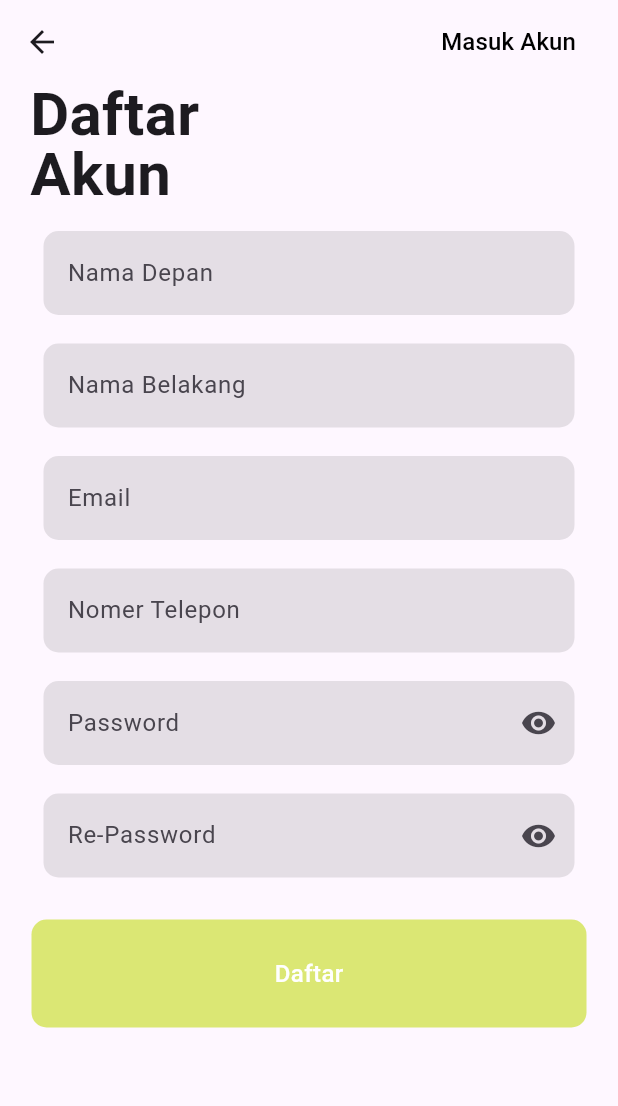
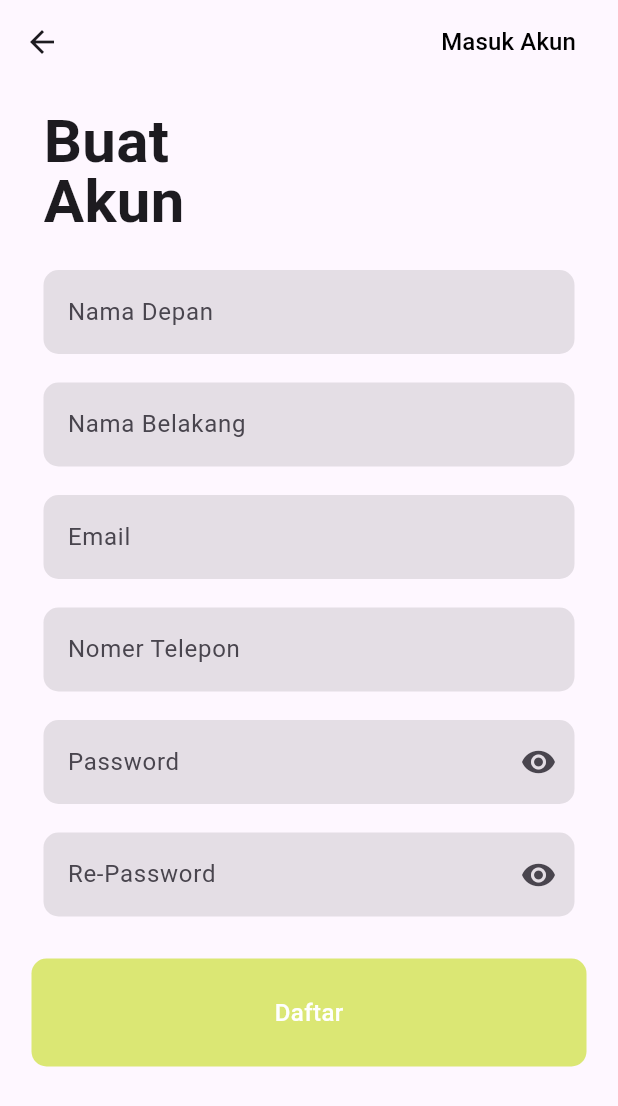
Before and after one commit to shinshARK/medifast, a Flutter app: the HalamanRegistrasi screen opened directly, after a tap on "Daftar", after a tap on "Masuk Akun", after a tap on "Buat akun", on a phone screen of 412 x 824 dp. Shown: the top 1106 px of the screen. Run offline on Flutter 3.47's test engine with Material 3 defaults, Android fonts, the phone set to English and light mode, and no system bars; our stand-ins replace flutter_feather_icons, google_fonts.

Commit message:
fix: fix colors and alignment teing dah

```diff
--- a/lib/screens/halamanLogin.dart
+++ b/lib/screens/halamanLogin.dart
@@ -215,7 +215,10 @@ class _HalamanLoginState extends State<HalamanLogin> {
 
   Container _title() {
     return Container(
-      margin: const EdgeInsets.only(left: 20),
+      width: 370,
+      margin: const EdgeInsets.only(top: 10),
+      padding: const EdgeInsets.all(8.0),
+      //margin: const EdgeInsets.only(left: 20),
       alignment: Alignment.centerLeft,
       child: const Text(
         "Masuk\nAkun",
--- a/lib/screens/halamanRegistrasi.dart
+++ b/lib/screens/halamanRegistrasi.dart
@@ -410,10 +410,13 @@ class _HalamanRegistrasiState extends State<HalamanRegistrasi> {
 
   Container _title() {
     return Container(
-      margin: const EdgeInsets.only(left: 20),
+      width: 370,
+      margin: const EdgeInsets.only(top: 10),
+      padding: const EdgeInsets.all(8.0),
+      //margin: const EdgeInsets.only(left: 20),
       alignment: Alignment.centerLeft,
       child: const Text(
-        "Daftar\nAkun",
+        "Buat\nAkun",
         style:
             TextStyle(fontSize: 40, fontWeight: FontWeight.w700, height: 1.0),
       ),
--- a/lib/screens/splash_screen.dart
+++ b/lib/screens/splash_screen.dart
@@ -47,7 +47,7 @@ class SplashScreen extends StatelessWidget {
               margin: const EdgeInsets.only(top: 80),
               alignment: Alignment.center,
               decoration: BoxDecoration(
-                  color: const Color.fromARGB(255, 135, 203, 198),
+                  color: const Color.fromARGB(255, 219, 231, 116),
                   borderRadius: BorderRadius.circular(30)),
               child: const Text(
                 "Daftar",
@@ -71,10 +71,10 @@ class SplashScreen extends StatelessWidget {
               margin: const EdgeInsets.only(top: 20),
               alignment: Alignment.center,
               decoration: BoxDecoration(
-                  color: const Color.fromARGB(255, 219, 231, 116),
+                  color: const Color.fromARGB(255, 135, 203, 198),
                   borderRadius: BorderRadius.circular(30)),
               child: const Text(
-                "Login",
+                "Masuk",
                 style: TextStyle(
                     color: Colors.white,
                     fontSize: 16,
```
